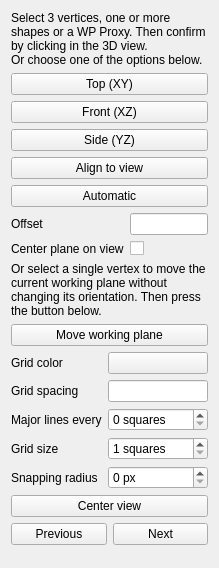
Qt form src/Mod/Draft/Resources/ui/TaskSelectPlane.ui (southseact-3d/fcd) before a commit.
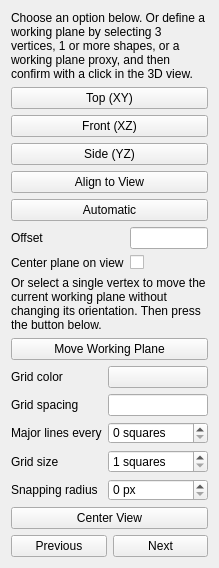
The same form after that commit. Custom widgets are drawn as their Qt base class.

Diff of the .ui file:
```diff
--- a/src/Mod/Draft/Resources/ui/TaskSelectPlane.ui
+++ b/src/Mod/Draft/Resources/ui/TaskSelectPlane.ui
@@ -17,8 +17,7 @@
    <item>
     <widget class="QLabel" name="label">
      <property name="text">
-      <string>Select 3 vertices, one or more shapes or a WP Proxy. Then confirm by clicking in the 3D view.
-Or choose one of the options below.</string>
+      <string>Choose an option below. Or define a working plane by selecting 3 vertices, 1 or more shapes, or a working plane proxy, and then confirm with a click in the 3D view.</string>
      </property>
      <property name="wordWrap">
       <bool>true</bool>
@@ -61,7 +60,7 @@
       <string>Sets the working plane facing the current view</string>
      </property>
      <property name="text">
-      <string>Align to view</string>
+      <string>Align to View</string>
      </property>
     </widget>
    </item>
@@ -147,7 +146,7 @@
 will be moved to the center of the view.</string>
      </property>
      <property name="text">
-      <string>Move working plane</string>
+      <string>Move Working Plane</string>
      </property>
     </widget>
    </item>
@@ -264,7 +263,7 @@
       <string>Centers the view on the current working plane</string>
      </property>
      <property name="text">
-      <string>Center view</string>
+      <string>Center View</string>
      </property>
     </widget>
    </item>
```
Left out of the diff: 5 changed lines with no effect on the pictures.
